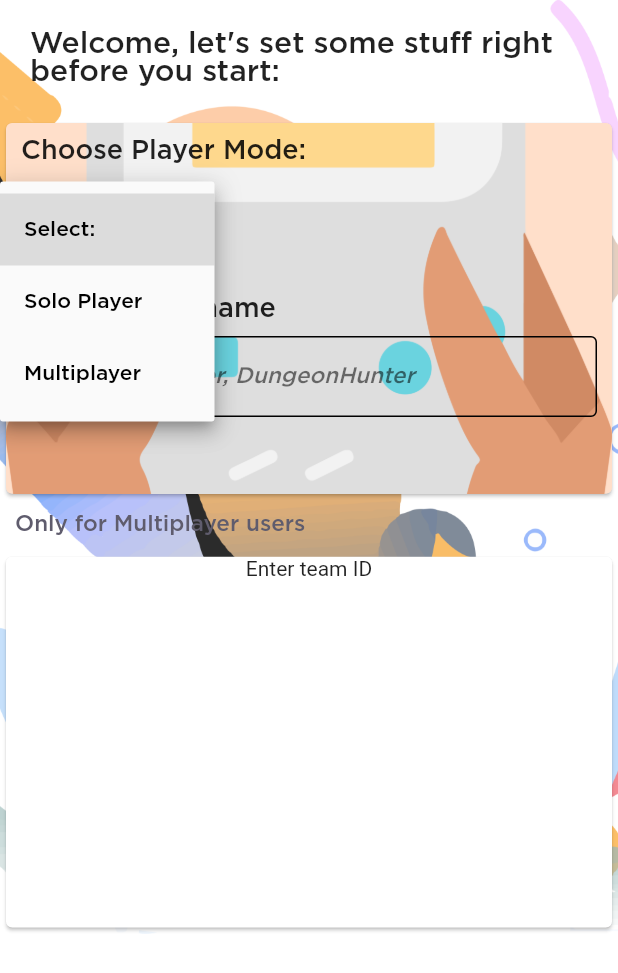
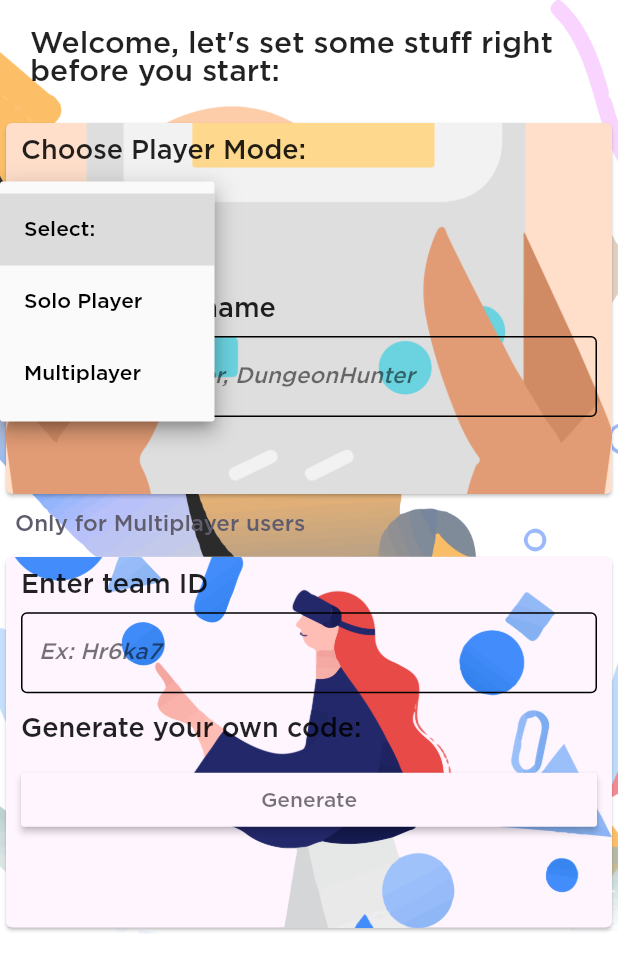
Before and after one commit to Rishabhltfb/PiratC, a Flutter app: the screen it shows after launch, after a tap on "Select:", on a phone screen of 412 x 824 dp. Shown: the top 973 px of the screen. Run offline on Flutter 3.47's test engine with Material 2 defaults, Android fonts, the phone set to English and light mode, and no system bars; our stand-ins replace hexcolor.

Commit message:
snackbar added

```diff
--- a/lib/home.dart
+++ b/lib/home.dart
@@ -2,6 +2,7 @@ import 'package:flutter/material.dart';
 import 'package:hexcolor/hexcolor.dart';
 
 final nameController = TextEditingController();
+final codeController = TextEditingController();
 
 class Home extends StatefulWidget {
   @override
@@ -142,13 +143,79 @@ class _HomeState extends State<Home> {
                   ),
                 ),
                 Card(
+                  color: Hexcolor('#FFF5FF'),
                   child: Container(
+                    decoration: BoxDecoration(
+                      image: DecorationImage(
+                        image: AssetImage("images/code.png"),
+                        fit: BoxFit.cover,
+                      ),
+                    ),
                     width: MediaQuery.of(context).size.width * 1,
                     height: MediaQuery.of(context).size.height * 0.3,
                     child: Column(
+                      crossAxisAlignment: CrossAxisAlignment.start,
                       children: [
-                        Text(
-                          "Enter team ID",
+                        Padding(
+                          padding: const EdgeInsets.all(10.0),
+                          child: Text(
+                            "Enter team ID",
+                            style:
+                                TextStyle(fontFamily: 'Gotham', fontSize: 18),
+                          ),
+                        ),
+                        Padding(
+                          padding: const EdgeInsets.fromLTRB(10.0, 0, 10, 0),
+                          child: TextFormField(
+                            controller: codeController,
+                            style: TextStyle(
+                                color: Colors.black, fontFamily: 'Gotham'),
+                            decoration: new InputDecoration(
+                              enabledBorder: new OutlineInputBorder(
+                                  borderSide:
+                                      new BorderSide(color: Colors.black)),
+                              hintStyle: TextStyle(
+                                fontFamily: 'Gotham',
+                                color: Colors.black54,
+                                fontSize: 15,
+                                fontStyle: FontStyle.italic,
+                              ),
+                              labelStyle: TextStyle(
+                                  fontFamily: 'Gotham', color: Colors.white),
+                              hintText: 'Ex: Hr6ka7',
+                            ),
+                          ),
+                        ),
+                        Padding(
+                          padding: const EdgeInsets.fromLTRB(10.0, 15, 10, 10),
+                          child: Text(
+                            "Generate your own code:",
+                            style:
+                                TextStyle(fontFamily: 'Gotham', fontSize: 18),
+                          ),
+                        ),
+                        Padding(
+                          padding: const EdgeInsets.fromLTRB(10.0, 5, 10, 10),
+                          child: RaisedButton(
+                            color: Hexcolor('#FFF5FF'),
+                            child: Row(
+                              crossAxisAlignment: CrossAxisAlignment.center,
+                              mainAxisAlignment: MainAxisAlignment.center,
+                              children: [
+                                Text(
+                                  "Generate",
+                                  style: TextStyle(
+                                      color: Colors.black54,
+                                      fontFamily: 'Gotham'),
+                                )
+                              ],
+                            ),
+                            onPressed: () {
+                              final snackbar =
+                                  SnackBar(content: Text('Code generated!'));
+                              Scaffold.of(context).showSnackBar(snackbar);
+                            },
+                          ),
                         ),
                       ],
                     ),
--- a/lib/main.dart
+++ b/lib/main.dart
@@ -2,5 +2,9 @@ import 'package:flutter/material.dart';
 import 'package:piratc/home.dart';
 
 void main() {
-  runApp(MaterialApp(debugShowCheckedModeBanner: false, home: Home()));
+  runApp(MaterialApp(
+      debugShowCheckedModeBanner: false,
+      home: Scaffold(
+        body: Home(),
+      )));
 }
```
Also changed, not shown: images/code.png (added).
